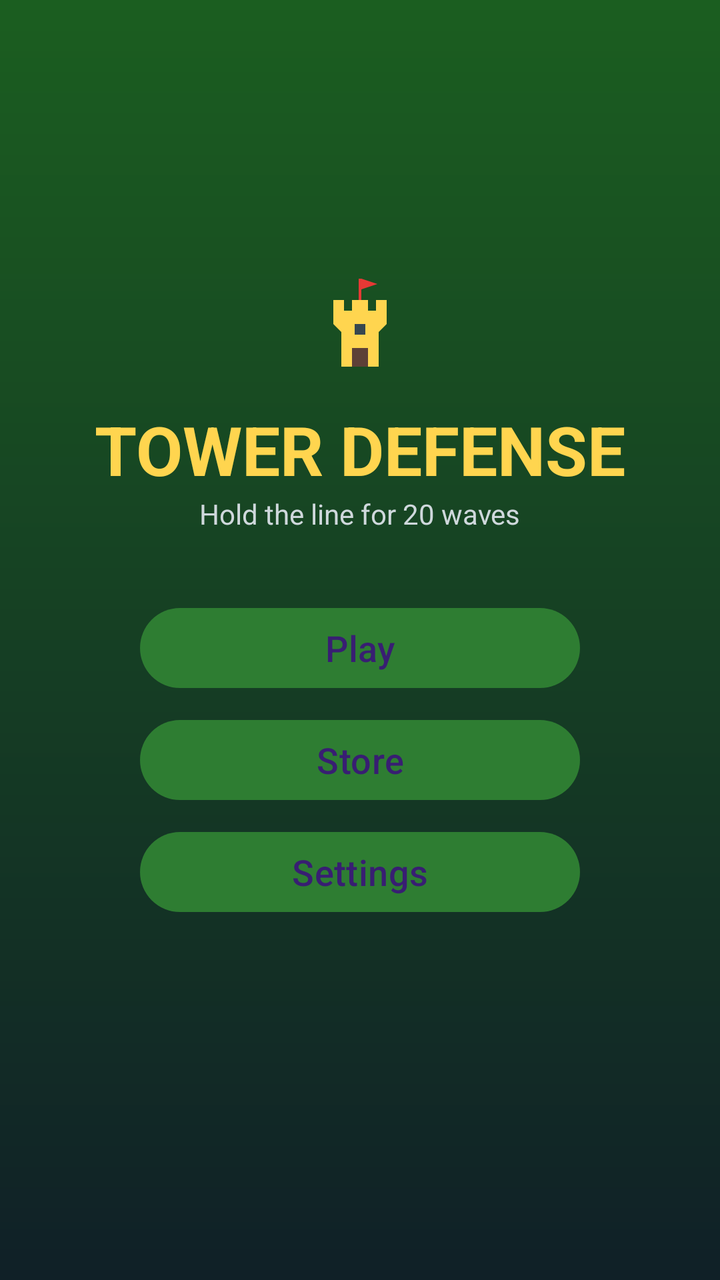
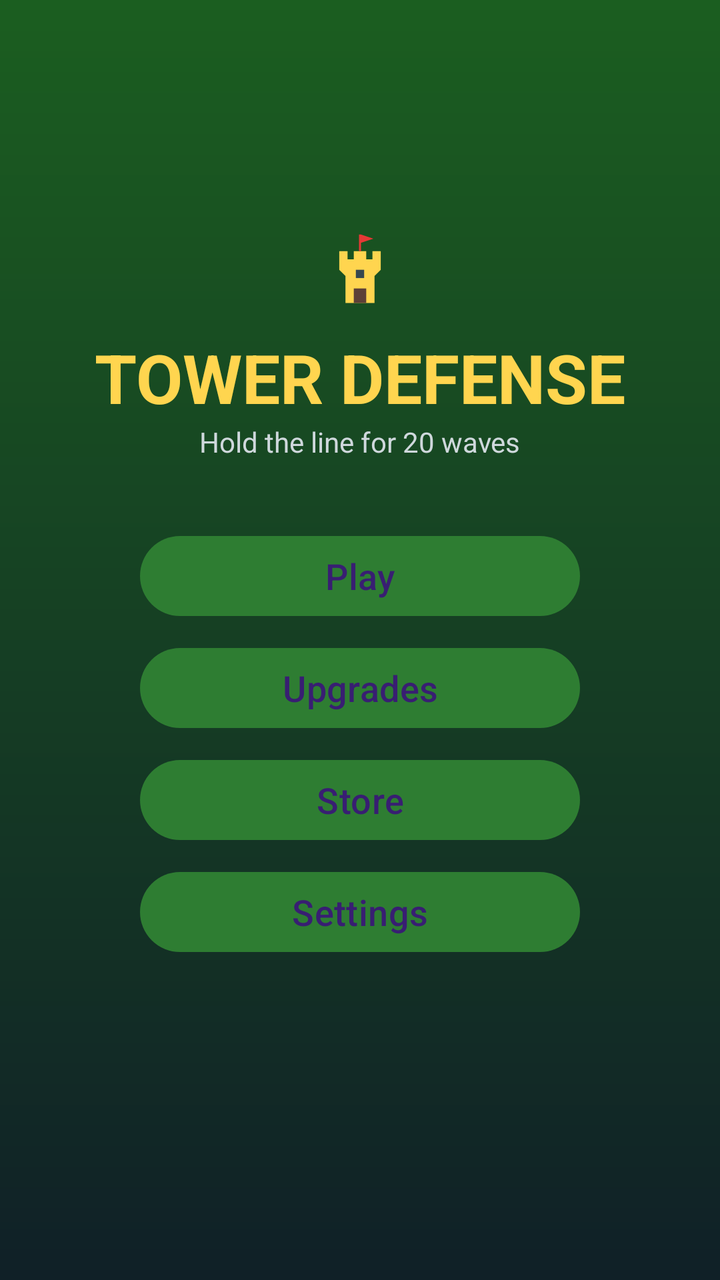

Screens rendered from an Android XML layout before and after an edit, with the pre-edit source and the edit as a unified diff.
<!-- AndroidManifest.xml: application theme Theme.TowerDefense -->
<!-- res/layout/activity_main_menu.xml -->
<?xml version="1.0" encoding="utf-8"?>
<LinearLayout xmlns:android="http://schemas.android.com/apk/res/android"
    android:layout_width="match_parent"
    android:layout_height="match_parent"
    android:background="@drawable/menu_background"
    android:orientation="vertical">

    <LinearLayout
        android:layout_width="match_parent"
        android:layout_height="0dp"
        android:layout_weight="1"
        android:gravity="center"
        android:orientation="vertical">

        <ImageView
            android:layout_width="72dp"
            android:layout_height="72dp"
            android:contentDescription="@null"
            android:src="@drawable/ic_tower" />

        <TextView
            android:layout_width="wrap_content"
            android:layout_height="wrap_content"
            android:text="@string/menu_title"
            android:textColor="@color/accent"
            android:textSize="34sp"
            android:textStyle="bold" />

        <TextView
            android:layout_width="wrap_content"
            android:layout_height="wrap_content"
            android:text="@string/menu_subtitle"
            android:textColor="#CFD8DC"
            android:textSize="14sp" />

        <TextView
            android:id="@+id/best_wave"
            android:layout_width="wrap_content"
            android:layout_height="wrap_content"
            android:layout_marginBottom="8dp"
            android:textColor="#B0BEC5"
            android:textSize="13sp" />

        <Button
            android:id="@+id/btn_play"
            style="@style/MenuButton"
            android:text="@string/play" />

        <Button
            android:id="@+id/btn_store"
            style="@style/MenuButton"
            android:text="@string/store" />

        <Button
            android:id="@+id/btn_settings"
            style="@style/MenuButton"
            android:text="@string/settings" />
    </LinearLayout>

    
    <FrameLayout
        android:id="@+id/ad_container"
        android:layout_width="match_parent"
        android:layout_height="wrap_content"
        android:minHeight="50dp" />
</LinearLayout>
<!-- resources referenced by this layout -->
<resources>
  <color name="accent">#FFFFD54F</color>
  <!-- drawable ic_tower (drawable) -->
  <?xml version="1.0" encoding="utf-8"?>
  <vector xmlns:android="http://schemas.android.com/apk/res/android"
      android:width="72dp"
      android:height="72dp"
      android:viewportWidth="108"
      android:viewportHeight="108">
      <path android:fillColor="#FFFFD54F"
          android:pathData="M34,30h8v8h6v-8h12v8h6v-8h8v18l-6,6v26h-28v-26l-6,-6z" />
      <path android:fillColor="#FF5D4037"
          android:pathData="M48,66h12v14h-12z" />
      <path android:fillColor="#FF37474F"
          android:pathData="M50,48h8v8h-8z" />
      <path android:fillColor="#FFE53935"
          android:pathData="M53,14h2v16h-2zM55,14l12,4 -12,4z" />
  </vector>
  <!-- drawable menu_background (drawable) -->
  <?xml version="1.0" encoding="utf-8"?>
  <shape xmlns:android="http://schemas.android.com/apk/res/android" android:shape="rectangle">
      <gradient
          android:angle="270"
          android:endColor="#FF102027"
          android:startColor="#FF1B5E20" />
  </shape>
  <string name="menu_subtitle">Hold the line for 20 waves</string>
  <string name="menu_title">TOWER DEFENSE</string>
  <string name="play">Play</string>
  <string name="settings">Settings</string>
  <string name="store">Store</string>
  <style name="MenuButton" parent="Widget.Material3.Button">
          <item name="android:layout_width">220dp</item>
          <item name="android:layout_height">wrap_content</item>
          <item name="android:layout_marginTop">8dp</item>
          <item name="android:textSize">18sp</item>
      </style>
  <style name="Theme.TowerDefense" parent="Theme.Material3.Dark.NoActionBar">
          <item name="colorPrimary">@color/primary</item>
          <item name="colorSecondary">@color/accent</item>
          <item name="android:windowBackground">@color/bg_dark</item>
          <item name="android:statusBarColor">@color/bg_dark</item>
          <item name="android:navigationBarColor">@color/bg_dark</item>
      </style>
  <color name="primary">#FF2E7D32</color>
  <color name="bg_dark">#FF102027</color>
</resources>

<!-- the commit's change to res/layout/activity_main_menu.xml (unified diff, before → after) -->
@@ -5,16 +5,22 @@
     android:background="@drawable/menu_background"
     android:orientation="vertical">
 
-    <LinearLayout
+    <ScrollView
         android:layout_width="match_parent"
         android:layout_height="0dp"
         android:layout_weight="1"
+        android:fillViewport="true">
+
+    <LinearLayout
+        android:layout_width="match_parent"
+        android:layout_height="wrap_content"
         android:gravity="center"
+        android:paddingVertical="8dp"
         android:orientation="vertical">
 
         <ImageView
-            android:layout_width="72dp"
-            android:layout_height="72dp"
+            android:layout_width="56dp"
+            android:layout_height="56dp"
             android:contentDescription="@null"
             android:src="@drawable/ic_tower" />
 
@@ -47,6 +53,11 @@
             android:text="@string/play" />
 
         <Button
+            android:id="@+id/btn_upgrades"
+            style="@style/MenuButton"
+            android:text="@string/upgrades" />
+
+        <Button
             android:id="@+id/btn_store"
             style="@style/MenuButton"
             android:text="@string/store" />
@@ -56,6 +67,7 @@
             style="@style/MenuButton"
             android:text="@string/settings" />
     </LinearLayout>
+    </ScrollView>
 
     
     <FrameLayout
<!-- resource entries referenced after the edit -->
@@ -30,6 +30,7 @@
   <string name="play">Play</string>
   <string name="settings">Settings</string>
   <string name="store">Store</string>
+  <string name="upgrades">Upgrades</string>
   <style name="MenuButton" parent="Widget.Material3.Button">
           <item name="android:layout_width">220dp</item>
           <item name="android:layout_height">wrap_content</item>
